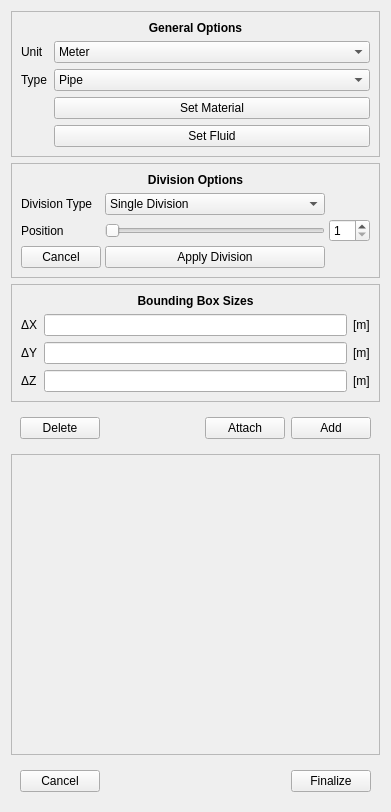
Old version of the form pulse/interface/data/ui_files/model/geometry/geometry_designer_widget.ui in the repository open-pulse/OpenPulse.
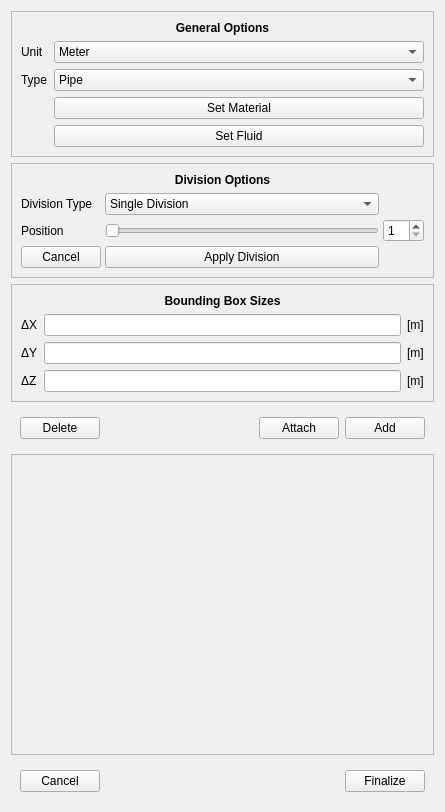
New version of the form.

Commit message: return shortcuts to return, instead of enter

The edit to the form file:
```diff
--- a/pulse/interface/data/ui_files/model/geometry/geometry_designer_widget.ui
+++ b/pulse/interface/data/ui_files/model/geometry/geometry_designer_widget.ui
@@ -6,7 +6,7 @@
    <rect>
     <x>0</x>
     <y>0</y>
-    <width>391</width>
+    <width>445</width>
     <height>812</height>
    </rect>
   </property>
```
Left out of the diff: 4 changed lines with no effect on the pictures.
